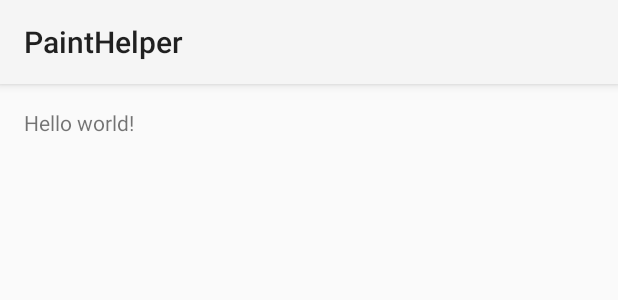
After one commit to NTUDesignPatterns2014/DrawDroid, an Android app: the layout activity_dummy.xml on its own in the app's theme, with its tools: preview values and no code run, on a phone screen of 412 x 824 dp. The commit adds this screen. Shown: the top 300 px of the screen. Run offline under Robolectric (Android 15) with nearby library versions, the phone set to English and light mode, and no system bars.

```diff
--- /dev/null
+++ b/PaintHelper/app/src/main/res/layout/activity_dummy.xml
@@ -0,0 +1,12 @@
+<RelativeLayout xmlns:android="http://schemas.android.com/apk/res/android"
+    xmlns:tools="http://schemas.android.com/tools" android:layout_width="match_parent"
+    android:layout_height="match_parent" android:paddingLeft="@dimen/activity_horizontal_margin"
+    android:paddingRight="@dimen/activity_horizontal_margin"
+    android:paddingTop="@dimen/activity_vertical_margin"
+    android:paddingBottom="@dimen/activity_vertical_margin"
+    tools:context="com.ntu.sdp2.painthelper.capture.DummyCropFailActivity">
+
+    <TextView android:text="@string/hello_world" android:layout_width="wrap_content"
+        android:layout_height="wrap_content" />
+
+</RelativeLayout>
```
Also changed, not shown: PaintHelper/app/src/main/AndroidManifest.xml (+12 -5 lines), PaintHelper/app/src/main/java/com/ntu/sdp2/painthelper/Page_3.java (+89 -23 lines), PaintHelper/app/src/main/java/com/ntu/sdp2/painthelper/capture/DummyCropFailActivity.java (added, +25 -0 lines), PaintHelper/app/src/main/res/values/strings.xml (+7 -2 lines).
